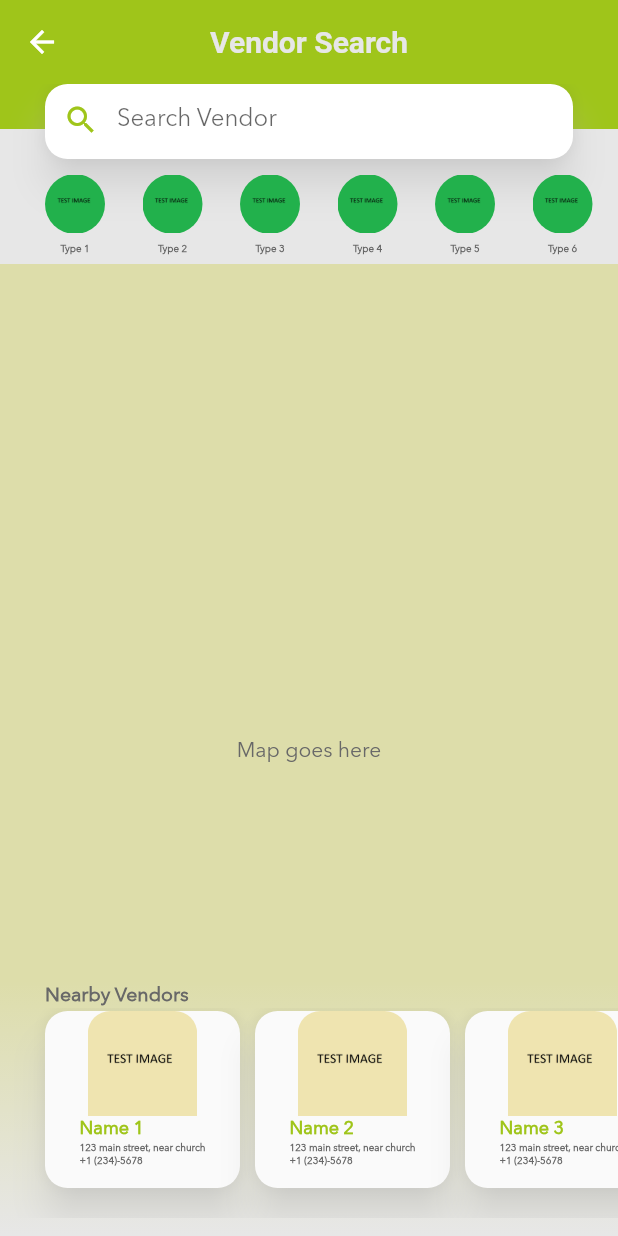
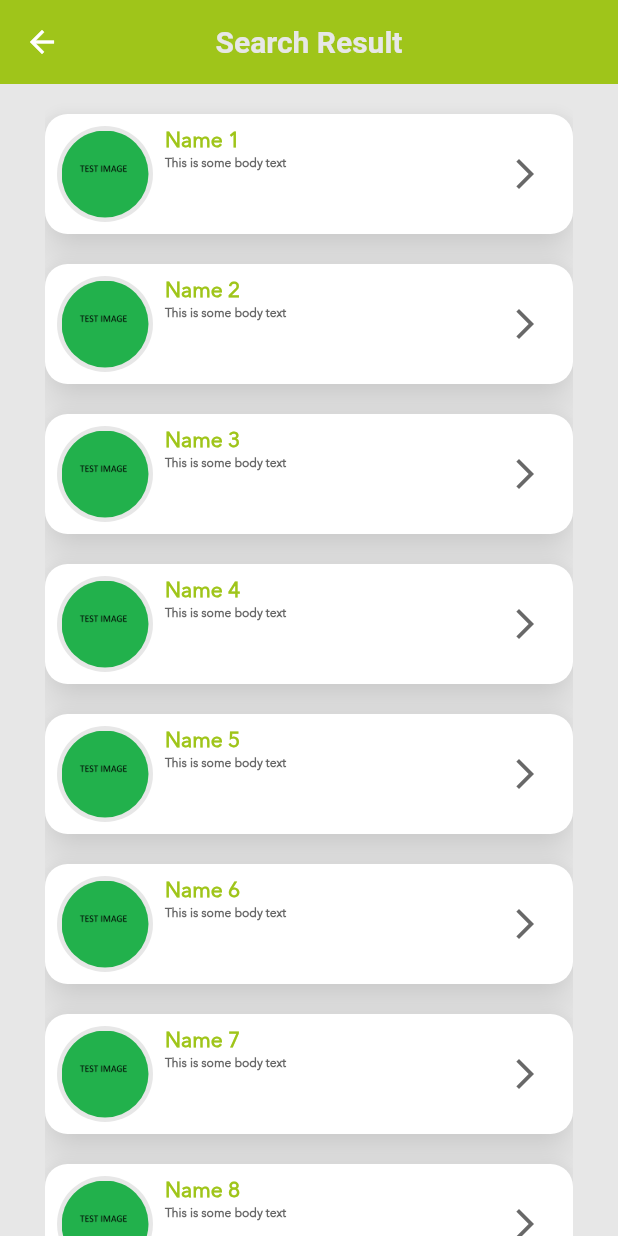
Before and after one commit to RHIG-Solutions/RhigCartAppPublic, a Flutter app: the screen it shows after launch, on a phone screen of 412 x 824 dp. Run offline on Flutter 3.47's test engine with Material 2 defaults, Android fonts, the phone set to English and light mode, and no system bars.

Commit message:
Done for the day

```diff
--- a/rhig_cart_layouts/lib/constants.dart
+++ b/rhig_cart_layouts/lib/constants.dart
@@ -3,8 +3,9 @@ import 'package:flutter/material.dart';
 //Common element elevation
 const double kElevation = 10.0;
 
-//Main margin for all pages
+//Main margins for all pages
 const double kMainEdgeMargin = 30.0;
+const double kBottomMargin = 30.0;
 
 //Button shape and size specifics
 const double kButtonBorderRadius = 10.0;
@@ -13,7 +14,7 @@ const double kButtonHeight = 50.0;
 
 //Bottom Button padding
 const EdgeInsetsGeometry bottomButtonPadding =
-    EdgeInsets.fromLTRB(0, 15.0, 0, 25.0);
+    EdgeInsets.fromLTRB(0, 15.0, 0, kBottomMargin);
 
 //General Input Field shape and size specifics
 const double kInputFieldRadius = 15.0;
--- a/rhig_cart_layouts/lib/main.dart
+++ b/rhig_cart_layouts/lib/main.dart
@@ -1,6 +1,7 @@
 import 'package:flutter/material.dart';
 import 'package:rhig_cart_layouts/screens/registration_screen.dart';
-import 'package:rhig_cart_layouts/screens/search_page.dart';
+import 'package:rhig_cart_layouts/screens/search_result_screen.dart';
+import 'package:rhig_cart_layouts/screens/search_screen.dart';
 import 'package:rhig_cart_layouts/styles.dart';
 import 'package:rhig_cart_layouts/screens/forgot_password_screen.dart';
 import 'package:rhig_cart_layouts/screens/splash_screen.dart';
@@ -50,8 +51,9 @@ class RHIGCartLayouts extends StatelessWidget {
         '/forgotpassword': (context) => const ForgotPasswordScreen(),
         '/registration': (context) => const RegistrationScreen(),
         '/search': (context) => const SearchPage(),
+        '/searchresult': (context) => SearchResultPage(),
       },
-      initialRoute: '/search',
+      initialRoute: '/searchresult',
     );
   }
 }
--- /dev/null
+++ b/rhig_cart_layouts/lib/screens/search_result_screen.dart
@@ -0,0 +1,136 @@
+import 'package:flutter/material.dart';
+import 'package:rhig_cart_layouts/constants.dart';
+import 'package:rhig_cart_layouts/styles.dart';
+
+class SearchResultPage extends StatelessWidget {
+  SearchResultPage({Key? key}) : super(key: key);
+  final _SearchResults _mySearchResults = _SearchResults();
+
+  @override
+  Widget build(BuildContext context) {
+    return Scaffold(
+      appBar: AppBar(
+        title: const Text('Search Result'),
+      ),
+      body: _mySearchResults.displayResults(),
+    );
+  }
+}
+
+//Dummy search results class - copy out the disPlayResults method for the
+//functionality. To change field size, padding and image border, use the
+//appropriate properties of this class
+class _SearchResults {
+  final List<_SearchResultSpecifics> _resultList = [];
+  final int _numberOfResults = 15;
+  final double _resultFieldHeight = 80.0;
+  final double _resultFieldPadding = 8.0;
+  final double _imageBorderWidth = 3.0;
+
+  _SearchResults() {
+    for (var counter = 0; counter < _numberOfResults; counter++) {
+      _resultList.add(
+          _SearchResultSpecifics(name: 'Name ' + (counter + 1).toString()));
+    }
+  }
+  Padding displayResults() {
+    return Padding(
+      padding: const EdgeInsets.symmetric(horizontal: kMainEdgeMargin),
+      child: ListView(
+        children: [
+          for (var counter = 0; counter < _resultList.length; counter++)
+            Padding(
+              padding: EdgeInsets.only(
+                  top: 20.0,
+                  bottom: counter == _resultList.length - 1 ? 20.0 : 0),
+              //Create Result Boxes
+              child: SizedBox(
+                height: _resultFieldHeight,
+                width: double.infinity,
+                child: Material(
+                  borderRadius: kInputFieldBorderRadius,
+                  elevation: kElevation,
+                  color: Colors.white,
+                  child: Padding(
+                    padding: EdgeInsets.all(_resultFieldPadding),
+                    child: Row(
+                      children: [
+                        //Draw Image border
+                        Stack(
+                          alignment: Alignment.center,
+                          children: [
+                            SizedBox(
+                              width:
+                                  _resultFieldHeight - _resultFieldPadding * 2,
+                              height:
+                                  _resultFieldHeight - _resultFieldPadding * 2,
+                              child: Material(
+                                color: kBackgroundColour,
+                                borderRadius: BorderRadius.all(
+                                  Radius.circular(_resultFieldHeight -
+                                      _resultFieldPadding * 2),
+                                ),
+                              ),
+                            ),
+                            //Draw Image
+                            ClipRRect(
+                              borderRadius: BorderRadius.circular(
+                                  (_resultFieldHeight -
+                                          (_resultFieldPadding * 2)) /
+                                      2),
+                              child: Image.asset(
+                                _resultList[counter].image,
+                                width: _resultFieldHeight -
+                                    (_resultFieldPadding + _imageBorderWidth) *
+                                        2,
+                                height: _resultFieldHeight -
+                                    (_resultFieldPadding + _imageBorderWidth) *
+                                        2,
+                              ),
+                            ),
+                          ],
+                        ),
+                        SizedBox(width: _resultFieldPadding),
+                        //Draw Search Result Text
+                        Expanded(
+                          child: Column(
+                            crossAxisAlignment: CrossAxisAlignment.start,
+                            children: [
+                              Text(
+                                _resultList[counter].name,
+                                style: kSearchResultNameTextStyle,
+                              ),
+                              Text(
+                                _resultList[counter].bodyText,
+                                style: kSearchResultBodyTextStyle,
+                              )
+                            ],
+                          ),
+                        ),
+                        //Draw Result IconButton
+                        IconButton(
+                          onPressed: () {},
+                          icon: const Icon(
+                            Icons.arrow_forward_ios,
+                            color: kRHIGGrey,
+                          ),
+                        )
+                      ],
+                    ),
+                  ),
+                ),
+              ),
+            ),
+        ],
+      ),
+    );
+  }
+}
+
+//Dummy Result specifics class
+class _SearchResultSpecifics {
+  String image = 'assets/images/test_image_2.png';
+  String name;
+  String bodyText = 'This is some body text';
+  _SearchResultSpecifics({required this.name});
+}
--- a/rhig_cart_layouts/lib/screens/search_page.dart
+++ b/rhig_cart_layouts/lib/screens/search_screen.dart
@@ -20,6 +20,7 @@ class _SearchPageState extends State<SearchPage> {
   @override
   Widget build(BuildContext context) {
     return Scaffold(
+      resizeToAvoidBottomInset: false,
       appBar: AppBar(
         title: const Text('Vendor Search'),
       ),
@@ -49,7 +50,9 @@ class _SearchPageState extends State<SearchPage> {
                           hintText: 'Search Vendor',
                           border: InputBorder.none,
                           prefixIcon: IconButton(
-                            onPressed: () {},
+                            onPressed: () {
+                              Navigator.pushNamed(context, '/searchresult');
+                            },
                             icon: const Icon(
                               Icons.search,
                               color: kRHIGGreen,
@@ -135,7 +138,7 @@ class VendorTypeList {
     for (var counter = 0; counter < 10; counter++) {
       vendorTypes.add(
         VendorTypes(
-          iconImage: 'assets/images/TestImage2.png',
+          iconImage: 'assets/images/test_image_2.png',
           name: 'Type ' + (counter + 1).toString(),
         ),
       );
@@ -248,7 +251,7 @@ class VendorList {
 }
 
 class Vendors {
-  String thumbNail = 'assets/images/TestImage1.png';
+  String thumbNail = 'assets/images/test_image_1.png';
   String name;
   String address = '123 main street, near church';
   String phone = '+1 (234)-5678';
--- a/rhig_cart_layouts/lib/styles.dart
+++ b/rhig_cart_layouts/lib/styles.dart
@@ -62,3 +62,14 @@ const kNearbyVendorsBodyTextStyle = TextStyle(
   fontSize: 6.5,
   fontWeight: FontWeight.bold,
 );
+const kSearchResultNameTextStyle = TextStyle(
+  color: kRHIGGreen,
+  fontSize: 14.0,
+  fontWeight: FontWeight.bold,
+);
+
+const kSearchResultBodyTextStyle = TextStyle(
+  color: kRHIGGrey,
+  fontSize: 8,
+  fontWeight: FontWeight.bold,
+);
```
Also changed, not shown: rhig_cart_layouts/lib/screens/login_screen.dart (+91 -16 lines), rhig_cart_layouts/lib/screens/registration_screen.dart (+6 -1 lines), rhig_cart_layouts/assets/images/TestImage2.png (deleted), rhig_cart_layouts/assets/images/test_image_1.png (renamed from rhig_cart_layouts/assets/images/TestImage1.png), rhig_cart_layouts/assets/images/test_image_2.png (added), rhig_cart_layouts/assets/images/test_image_flat.png (renamed from rhig_cart_layouts/assets/images/TestImageFlat.png).
